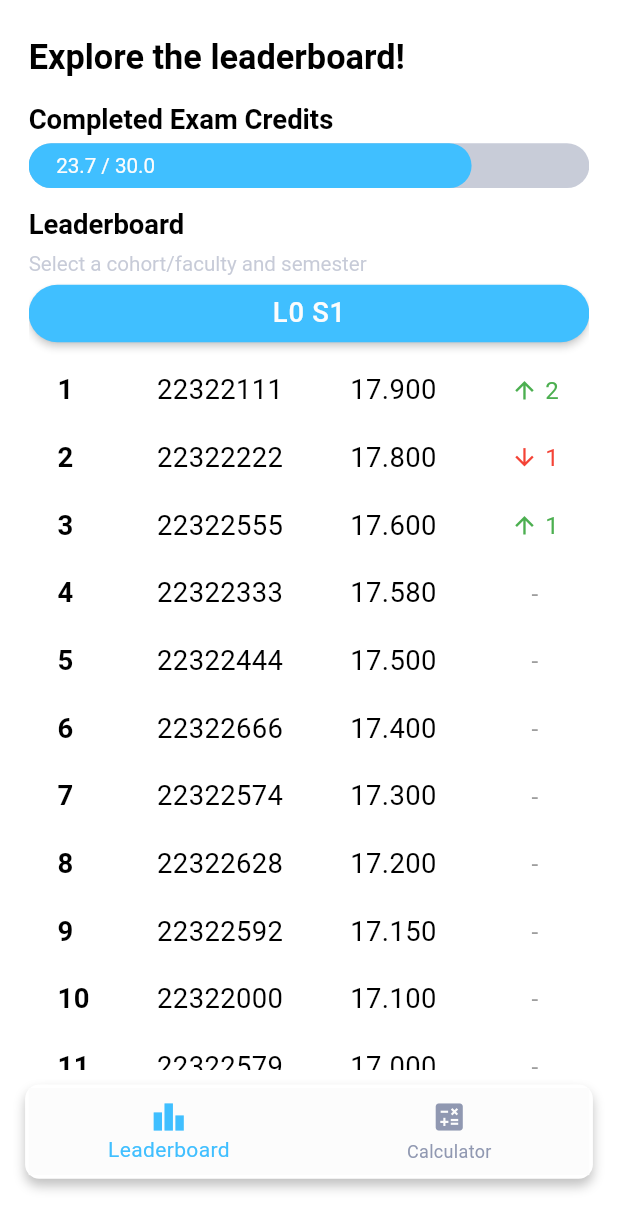
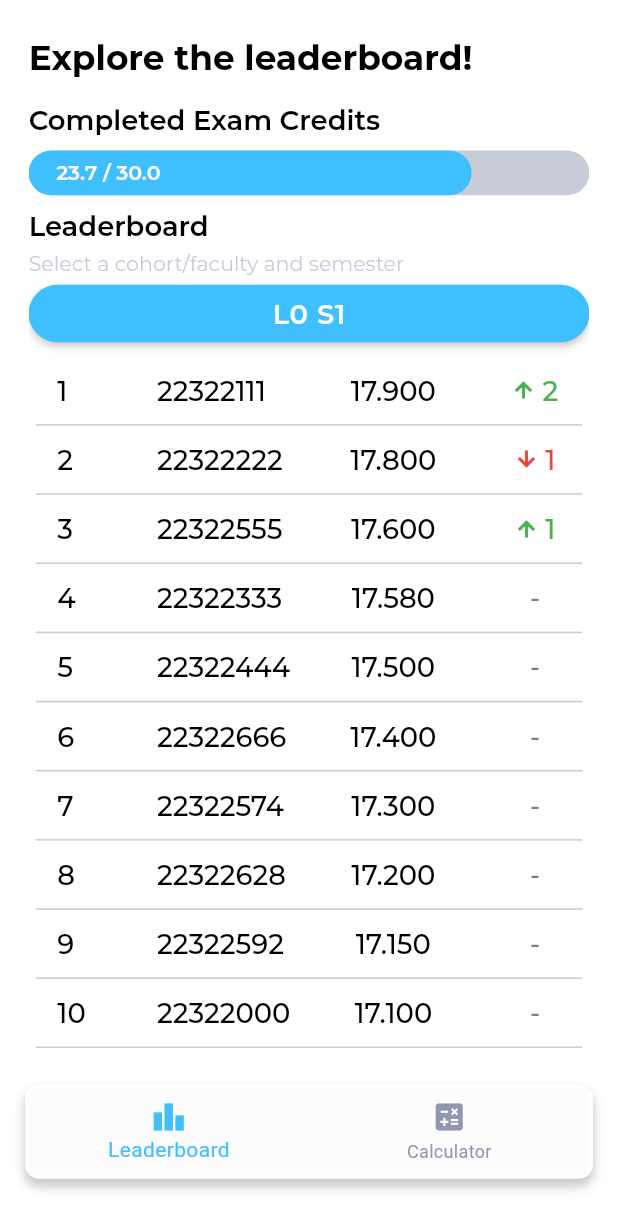
Before and after one commit to Krmsh1n5/u_standings, a Flutter app: the screen it shows after launch, on a phone screen of 412 x 824 dp. Shown: the top 1230 px of the screen. Run offline on Flutter 3.47's test engine with Material 3 defaults, Android fonts, the phone set to English and light mode, and no system bars; our stand-ins replace flutter_screenutil, get_it, google_fonts.

Commit message:
Completed UI Adjusted the font and font weights, checked the style for every text widget Added UI for standings table on the Standings Page

```diff
--- a/lib/core/utils/theme/app_theme.dart
+++ b/lib/core/utils/theme/app_theme.dart
@@ -94,9 +94,9 @@ class ColorSchemes {
     onSurface: Color.fromARGB(255, 0, 0, 0),
     onSurfaceVariant: Color(0XFF9098B1),
     onSecondary: Color(0X7F223263),
-    error: Color.fromARGB(255, 239, 68, 68),
+    error: Colors.red,
     onError: Color(0XFFFFC732),
-    tertiary: Color(0XFF48C78E),
+    tertiary: Colors.green,
   );
 
   static const darkCodeColorScheme = ColorScheme.dark(
--- a/lib/core/utils/theme/custom_text_styles.dart
+++ b/lib/core/utils/theme/custom_text_styles.dart
@@ -1,105 +1,93 @@
 import 'package:flutter/material.dart';
 import 'package:flutter_screenutil/flutter_screenutil.dart';
 import 'package:u_standings/core/utils/theme/app_theme.dart';
+import 'package:google_fonts/google_fonts.dart';
 
 class CustomTextStyles {
   // Body text styles
-  static TextStyle get bodySmall10 => TextStyle(
-        fontFamily: 'Montserrat',
+  static TextStyle get bodySmall10 => GoogleFonts.montserrat(
         fontSize: 10.sp,
         fontWeight: FontWeight.w400,
         letterSpacing: .0,
         wordSpacing: .0,
       );
-  static TextStyle get bodySmall12 => TextStyle(
-        fontFamily: 'Montserrat',
+  static TextStyle get bodySmall12 => GoogleFonts.montserrat(
         fontSize: 12.sp,
         fontWeight: FontWeight.w400,
         letterSpacing: .0,
         wordSpacing: .0,
       );
-  static TextStyle get bodySmallOnPrimary => TextStyle(
-        fontFamily: 'Montserrat',
+  static TextStyle get bodySmallOnPrimary => GoogleFonts.montserrat(
         fontSize: 12.sp,
         color: theme.colorScheme.onPrimary.withValues(alpha: 1),
         fontWeight: FontWeight.w400,
         letterSpacing: .0,
         wordSpacing: .0,
       );
-  static TextStyle get bodySmallOnPrimary10 => TextStyle(
-        fontFamily: 'Montserrat',
+  static TextStyle get bodySmallOnPrimary10 => GoogleFonts.montserrat(
         fontSize: 10.sp,
         color: theme.colorScheme.onPrimary.withValues(alpha: 1),
         fontWeight: FontWeight.w400,
         letterSpacing: .0,
         wordSpacing: .0,
       );
-  static TextStyle get bodySmallOnPrimaryContainer => TextStyle(
-        fontFamily: 'Montserrat',
+  static TextStyle get bodySmallOnPrimaryContainer => GoogleFonts.montserrat(
         fontSize: 12.sp,
         color: theme.colorScheme.onPrimaryContainer.withValues(alpha: 1),
         fontWeight: FontWeight.w400,
         letterSpacing: .0,
         wordSpacing: .0,
       );
-  static TextStyle get bodySmallOnPrimaryContainer10 => TextStyle(
-        fontFamily: 'Montserrat',
+  static TextStyle get bodySmallOnPrimaryContainer10 => GoogleFonts.montserrat(
         fontSize: 10.sp,
         color: theme.colorScheme.onPrimaryContainer.withValues(alpha: 1),
         fontWeight: FontWeight.w400,
         letterSpacing: .0,
         wordSpacing: .0,
       );
-  static TextStyle get bodySmallOnPrimary_1 => TextStyle(
-        fontFamily: 'Montserrat',
+  static TextStyle get bodySmallOnPrimary_1 => GoogleFonts.montserrat(
         fontSize: 12.sp,
         color: theme.colorScheme.onPrimary.withValues(alpha: 1),
         letterSpacing: .0,
         wordSpacing: .0,
       );
-  static TextStyle get bodySmallOnSecondaryContainer => TextStyle(
-        fontFamily: 'Montserrat',
+  static TextStyle get bodySmallOnSecondaryContainer => GoogleFonts.montserrat(
         fontSize: 12.sp,
         color: theme.colorScheme.onSecondaryContainer.withValues(alpha: 1),
         fontWeight: FontWeight.w400,
         letterSpacing: .0,
         wordSpacing: .0,
       );
-  static TextStyle get bodySmallOnSurface => TextStyle(
-        fontFamily: 'Montserrat',
+  static TextStyle get bodySmallOnSurface => GoogleFonts.montserrat(
         fontSize: 12.sp,
         color: theme.colorScheme.onSurface.withValues(alpha: 1),
         fontWeight: FontWeight.w400,
         letterSpacing: .0,
         wordSpacing: .0,
       );
-  static TextStyle get bodyMediumOnPrimary16 => TextStyle(
-        fontFamily: 'Montserrat',
+  static TextStyle get bodyMediumOnPrimary16 => GoogleFonts.montserrat(
         fontSize: 16.sp,
         color: theme.colorScheme.onPrimary.withValues(alpha: 1),
         fontWeight: FontWeight.w500,
         letterSpacing: .0,
         wordSpacing: .0,
       );
-  static TextStyle get bodyMediumOnPrimary16w400 => TextStyle(
-        fontFamily: 'Montserrat',
+  static TextStyle get bodyMediumOnPrimary16w400 => GoogleFonts.montserrat(
         fontSize: 16.sp,
         color: theme.colorScheme.onPrimary.withValues(alpha: 1),
         fontWeight: FontWeight.w400,
         letterSpacing: .0,
         wordSpacing: .0,
       );
-  static TextStyle get bodyMediumOnSurface16 => TextStyle(
-        fontFamily: 'Montserrat',
+  static TextStyle get bodyMediumOnSurface16 => GoogleFonts.montserrat(
         fontSize: 16.sp,
         color: theme.colorScheme.onSurface.withValues(alpha: 1),
-        fontWeight: FontWeight.w600,
+        fontWeight: FontWeight.w500,
         letterSpacing: .0,
         wordSpacing: .0,
       );
   // Headline text styles
-  static TextStyle get headlineSmallOnPrimary => TextStyle(
-        fontFamily: 'Montserrat',
+  static TextStyle get headlineSmallOnPrimary => GoogleFonts.montserrat(
         fontSize: 12.sp,
         fontWeight: FontWeight.w500,
         color: theme.colorScheme.onPrimary.withValues(alpha: 1),
@@ -107,88 +95,77 @@ class CustomTextStyles {
         wordSpacing: .0,
       );
   // Label text styles
-  static TextStyle get lableLargeBluegray300 => TextStyle(
-        fontFamily: 'Montserrat',
+  static TextStyle get lableLargeBluegray300 => GoogleFonts.montserrat(
         fontSize: 20.sp,
         color: appTheme.blueGray300,
         fontWeight: FontWeight.w600,
         letterSpacing: .0,
         wordSpacing: .0,
       );
-  static TextStyle get lableLargeBluegray300SemiBold => TextStyle(
-        fontFamily: 'Montserrat',
+  static TextStyle get lableLargeBluegray300SemiBold => GoogleFonts.montserrat(
         fontSize: 20.sp,
         color: appTheme.blueGray300,
         fontWeight: FontWeight.w600,
         letterSpacing: .0,
         wordSpacing: .0,
       );
-  static TextStyle get labelLargeIndigoA200 => TextStyle(
-        fontFamily: 'Montserrat',
+  static TextStyle get labelLargeIndigoA200 => GoogleFonts.montserrat(
         fontSize: 20.sp,
         color: appTheme.indigoA200,
         fontWeight: FontWeight.w600,
         letterSpacing: .0,
         wordSpacing: .0,
       );
-  static TextStyle get labelLargeOnPrimary => TextStyle(
-        fontFamily: 'Montserrat',
+  static TextStyle get labelLargeOnPrimary => GoogleFonts.montserrat(
         fontSize: 20.sp,
         color: theme.colorScheme.onPrimary.withValues(alpha: 1),
         fontWeight: FontWeight.w600,
         letterSpacing: .0,
         wordSpacing: .0,
       );
-  static TextStyle get labelLargeOnPrimaryContainer => TextStyle(
-        fontFamily: 'Montserrat',
+  static TextStyle get labelLargeOnPrimaryContainer => GoogleFonts.montserrat(
         fontSize: 20.sp,
         color: theme.colorScheme.onPrimaryContainer.withValues(alpha: 1),
         fontWeight: FontWeight.w600,
         letterSpacing: .0,
         wordSpacing: .0,
       );
-  static TextStyle get labelLargePrimary => TextStyle(
-        fontFamily: 'Montserrat',
+  static TextStyle get labelLargePrimary => GoogleFonts.montserrat(
         fontSize: 20.sp,
         color: theme.colorScheme.primary,
         fontWeight: FontWeight.w600,
         letterSpacing: .0,
         wordSpacing: .0,
       );
-  static TextStyle get labelMediumBluegray300 => TextStyle(
-        fontFamily: 'Montserrat',
+  static TextStyle get labelMediumBluegray300 => GoogleFonts.montserrat(
         fontSize: 16.sp,
         color: appTheme.blueGray300,
         fontWeight: FontWeight.w500,
         letterSpacing: .0,
         wordSpacing: .0,
       );
-  static TextStyle get labelMediumOnPrimaryContainer => TextStyle(
-        fontFamily: 'Montserrat',
+  static TextStyle get labelMediumOnPrimaryContainer => GoogleFonts.montserrat(
         fontSize: 16.sp,
         color: theme.colorScheme.onPrimaryContainer.withValues(alpha: 1),
         fontWeight: FontWeight.w500,
         letterSpacing: .0,
         wordSpacing: .0,
       );
-  static TextStyle get labelMediumPrimary => TextStyle(
-        fontFamily: 'Montserrat',
+  static TextStyle get labelMediumPrimary => GoogleFonts.montserrat(
         fontSize: 16.sp,
         color: theme.colorScheme.primary,
         fontWeight: FontWeight.w500,
         letterSpacing: .0,
         wordSpacing: .0,
       );
-  static TextStyle get labelMediumOnSurface => TextStyle(
-        fontFamily: 'Montserrat',
+  static TextStyle get labelMediumOnSurface => GoogleFonts.montserrat(
         fontSize: 16.sp,
         color: theme.colorScheme.onSurface,
         fontWeight: FontWeight.w500,
         letterSpacing: .0,
         wordSpacing: .0,
       );
-  static TextStyle get labelSmallPrimary => TextStyle(
-        fontFamily: 'Montserrat',
+  static TextStyle get labelSmallPrimary => GoogleFonts.montserrat(
         fontSize: 12.sp,
         color: theme.colorScheme.primary,
         fontWeight: FontWeight.w500,
@@ -196,145 +173,125 @@ class CustomTextStyles {
         wordSpacing: .0,
       );
   // Title text styles
-  static TextStyle get titleLargePrimary => TextStyle(
-        fontFamily: 'Montserrat',
+  static TextStyle get titleLargePrimary => GoogleFonts.montserrat(
         fontWeight: FontWeight.w700,
         fontSize: 20.sp,
         color: theme.colorScheme.primary,
         letterSpacing: .0,
         wordSpacing: .0,
       );
-  static TextStyle get titleLargeOnPrimary => TextStyle(
-        fontFamily: 'Montserrat',
+  static TextStyle get titleLargeOnPrimary => GoogleFonts.montserrat(
         fontWeight: FontWeight.w700,
         fontSize: 20.sp,
         color: theme.colorScheme.onPrimary.withValues(alpha: 1),
         letterSpacing: .0,
         wordSpacing: .0,
       );
-  static TextStyle get titleLargeOnSurface => TextStyle(
-        fontFamily: 'Montserrat',
+  static TextStyle get titleLargeOnSurface => GoogleFonts.montserrat(
         fontWeight: FontWeight.w700,
         fontSize: 20.sp,
         color: theme.colorScheme.onSurface.withValues(alpha: 1),
         letterSpacing: .0,
         wordSpacing: .0,
       );
-  static TextStyle get titleLargeOnSecondary {
-    return TextStyle(
-      fontFamily: 'Montserrat',
+  static TextStyle get titleLargeOnSecondary => GoogleFonts.montserrat(
         fontWeight: FontWeight.w700,
         fontSize: 20.sp,
         color: theme.colorScheme.onSecondary.withValues(alpha: 1),
         letterSpacing: .0,
         wordSpacing: .0,
       );
-  }
-
-  static TextStyle get titleMediumOnSurface => TextStyle(
-        fontFamily: 'Montserrat',
+  static TextStyle get titleMediumOnSurface => GoogleFonts.montserrat(
         fontWeight: FontWeight.w700,
         fontSize: 16.sp,
         color: theme.colorScheme.onSurface.withValues(alpha: 1),
         letterSpacing: .0,
         wordSpacing: .0,
       );
-  static TextStyle get titleMediumOnPrimaryContainer => TextStyle(
-        fontFamily: 'Montserrat',
+  static TextStyle get titleMediumOnPrimaryContainer => GoogleFonts.montserrat(
         fontWeight: FontWeight.w700,
         fontSize: 16.sp,
         color: theme.colorScheme.onPrimaryContainer.withValues(alpha: 1),
         letterSpacing: .0,
         wordSpacing: .0,
       );
-  static TextStyle get titleMediumOnSecondaryContainer => TextStyle(
-        fontFamily: 'Montserrat',
+  static TextStyle get titleMediumOnSecondaryContainer =>
+      GoogleFonts.montserrat(
         fontWeight: FontWeight.w700,
         fontSize: 16.sp,
         color: theme.colorScheme.onSecondaryContainer.withValues(alpha: 1),
         letterSpacing: .0,
         wordSpacing: .0,
       );
-  static TextStyle get titleMediumOnPrimary => TextStyle(
-        fontFamily: 'Montserrat',
+  static TextStyle get titleMediumOnPrimary => GoogleFonts.montserrat(
         fontWeight: FontWeight.w700,
         fontSize: 16.sp,
         color: theme.colorScheme.onPrimary.withValues(alpha: 1),
         letterSpacing: .0,
         wordSpacing: .0,
       );
-  static TextStyle get elevatedButtonOnPrimary => TextStyle(
-        fontFamily: 'Montserrat',
+  static TextStyle get elevatedButtonOnPrimary => GoogleFonts.montserrat(
         fontWeight: FontWeight.w600,
         fontSize: 16.sp,
         color: theme.colorScheme.onPrimary.withValues(alpha: 1),
         letterSpacing: .0,
         wordSpacing: .0,
       );
-  static get titleMedium => TextStyle(
-        fontFamily: 'Montserrat',
-        fontWeight: FontWeight.w700,
+  static get titleMedium => GoogleFonts.montserrat(
+        fontWeight: FontWeight.w500,
         fontSize: 16.sp,
         letterSpacing: .0,
         wordSpacing: .0,
       );
-  static TextStyle get titleSmallBluegray300 => TextStyle(
-        fontFamily: 'Montserrat',
+  static TextStyle get titleSmallBluegray300 => GoogleFonts.montserrat(
         fontSize: 12.sp,
         fontWeight: FontWeight.w400,
         color: appTheme.blueGray300,
         letterSpacing: .0,
         wordSpacing: .0,
       );
-  static TextStyle get titleSmallOnPrimaryContainer => TextStyle(
-        fontFamily: 'Montserrat',
+  static TextStyle get titleSmallOnPrimaryContainer => GoogleFonts.montserrat(
         fontSize: 12.sp,
         color: theme.colorScheme.onPrimaryContainer.withValues(alpha: 1),
         fontWeight: FontWeight.w400,
         letterSpacing: .0,
         wordSpacing: .0,
       );
-  static TextStyle get titleSmallOnSecondaryContainer => TextStyle(
-        fontFamily: 'Montserrat',
+  static TextStyle get titleSmallOnSecondaryContainer => GoogleFonts.montserrat(
         fontSize: 12.sp,
         color: theme.colorScheme.onSecondaryContainer.withValues(alpha: 1),
         fontWeight: FontWeight.w400,
         letterSpacing: .0,
         wordSpacing: .0,
       );
-  static TextStyle get titleSmallPink300 => TextStyle(
-        fontFamily: 'Montserrat',
+  static TextStyle get titleSmallPink300 => GoogleFonts.montserrat(
         fontSize: 12.sp,
         color: appTheme.pink300,
         fontWeight: FontWeight.w400,
         letterSpacing: .0,
         wordSpacing: .0,
       );
-  static TextStyle get titleSmallPrimary => TextStyle(
-        fontFamily: 'Montserrat',
+  static TextStyle get titleSmallPrimary => GoogleFonts.montserrat(
         fontSize: 12.sp,
         color: theme.colorScheme.primary,
         fontWeight: FontWeight.w400,
         letterSpacing: .0,
         wordSpacing: .0,
       );
-  static get titleSmall_1 => TextStyle(
-        fontFamily: 'Montserrat',
+  static get titleSmall_1 => GoogleFonts.montserrat(
         fontSize: 12.sp,
         letterSpacing: .0,
         wordSpacing: .0,
       );
   // Settings Item text styles
-  static TextStyle get settingsItemTitleStyle => TextStyle(
-        fontFamily: 'Montserrat',
+  static TextStyle get settingsItemTitleStyle => GoogleFonts.montserrat(
         fontSize: 12.sp,
         color: theme.colorScheme.onSurface.withValues(alpha: 1),
         fontWeight: FontWeight.w700,
         letterSpacing: .0,
         wordSpacing: .0,
       );
-  static TextStyle get settingsItemSubtitleStyle => TextStyle(
-        fontFamily: 'Montserrat',
+  static TextStyle get settingsItemSubtitleStyle => GoogleFonts.montserrat(
         fontSize: 10.sp,
         color: theme.colorScheme.onSecondaryContainer.withValues(alpha: 1),
         fontWeight: FontWeight.w500,
--- a/lib/features/standings/presentation/screens/calculator_page.dart
+++ b/lib/features/standings/presentation/screens/calculator_page.dart
@@ -383,7 +383,9 @@ class _CalculatorPageState extends State<CalculatorPage> {
         child: Center(
           child: Text("Calculate",
               style: CustomTextStyles.bodyMediumOnPrimary16
-                  .copyWith(letterSpacing: 0.5)),
+                  .copyWith(
+                    fontWeight: FontWeight.w600,
+                    letterSpacing: 0.5)),
         ),
       ),
     );
--- a/lib/features/standings/presentation/screens/standings_page.dart
+++ b/lib/features/standings/presentation/screens/standings_page.dart
@@ -86,8 +86,10 @@ class _StandingsPageState extends State<StandingsPage> {
       width: double.maxFinite,
       height: 48.h,
       alignment: Alignment.centerLeft,
-      child: Text("Explore the leaderboard!",
-          style: CustomTextStyles.titleLargeOnSurface),
+      child: Text(
+        "Explore the leaderboard!",
+        style: CustomTextStyles.titleLargeOnSurface,
+      ),
     );
   }
 
@@ -114,7 +116,7 @@ class _StandingsPageState extends State<StandingsPage> {
             ),
           ),
           SizedBox(
-            height: 4.h,
+            height: 8.h,
           ),
           Stack(
             children: [
@@ -142,7 +144,8 @@ class _StandingsPageState extends State<StandingsPage> {
                     alignment: Alignment.centerLeft,
                     child: Text(
                       "$completedCredits / $totalCredits",
-                      style: CustomTextStyles.bodySmallOnPrimary,
+                      style: CustomTextStyles.bodySmallOnPrimary
+                          .copyWith(fontWeight: FontWeight.w600),
                     ),
                   ),
                 ),
@@ -206,11 +209,17 @@ class _StandingsPageState extends State<StandingsPage> {
 
   Widget _buildStandingsTable(List<Standings> data) {
     return Padding(
-      padding: EdgeInsets.symmetric(horizontal: 16.h),
+      padding: EdgeInsets.symmetric(horizontal: 4.h),
       child: Column(
-        children: data.map((item) {
-          return Padding(
-            padding: EdgeInsets.symmetric(vertical: 8.h),
+        children: data.asMap().entries.map((entry) {
+          final int index = entry.key;
+          final Standings item = entry.value;
+          final bool isLastItem = index == data.length - 1;
+
+          return Column(
+            children: [
+              Padding(
+                padding: EdgeInsets.symmetric(vertical: 8.h, horizontal: 12.h),
                 child: Row(
                   mainAxisAlignment: MainAxisAlignment.spaceBetween,
                   children: [
@@ -221,10 +230,7 @@ class _StandingsPageState extends State<StandingsPage> {
                         alignment: Alignment.centerLeft,
                         child: Text(
                           item.rank.toString(),
-                      style: TextStyle(
-                        fontSize: 16.sp,
-                        fontWeight: FontWeight.w600,
-                      ),
+                          style: CustomTextStyles.bodyMediumOnSurface16,
                         ),
                       ),
                     ),
@@ -236,8 +242,8 @@ class _StandingsPageState extends State<StandingsPage> {
                           alignment: Alignment.centerLeft,
                           child: Text(
                             item.studentId,
-                        style: TextStyle(fontSize: 16.sp),
-                        overflow: TextOverflow.ellipsis,
+                            style: CustomTextStyles.bodyMediumOnSurface16,
+                            overflow: TextOverflow.visible,
                           ),
                         ),
                       ),
@@ -249,7 +255,7 @@ class _StandingsPageState extends State<StandingsPage> {
                         alignment: Alignment.center,
                         child: Text(
                           item.average.toStringAsFixed(3),
-                      style: TextStyle(fontSize: 16.sp),
+                          style: CustomTextStyles.bodyMediumOnSurface16,
                         ),
                       ),
                     ),
@@ -263,37 +269,69 @@ class _StandingsPageState extends State<StandingsPage> {
                             ? Row(
                                 mainAxisAlignment: MainAxisAlignment.center,
                                 children: [
-                              Icon(
                                   item.change > 0
-                                    ? Icons.arrow_upward
-                                    : Icons.arrow_downward,
-                                color:
-                                    item.change > 0 ? Colors.green : Colors.red,
-                                size: 16.sp,
+                                      ? Text(
+                                          String.fromCharCode(
+                                              Icons.arrow_upward.codePoint),
+                                          style: TextStyle(
+                                            inherit: false,
+                                            color: theme.colorScheme.tertiary,
+                                            fontSize: 16.0,
+                                            fontWeight: FontWeight.w700,
+                                            fontFamily:
+                                                Icons.arrow_upward.fontFamily,
+                                            package:
+                                                Icons.arrow_upward.fontPackage,
+                                          ),
+                                        )
+                                      : Text(
+                                          String.fromCharCode(
+                                              Icons.arrow_downward.codePoint),
+                                          style: TextStyle(
+                                            inherit: false,
+                                            color: theme.colorScheme.error,
+                                            fontSize: 16.0,
+                                            fontWeight: FontWeight.w700,
+                                            fontFamily:
+                                                Icons.arrow_downward.fontFamily,
+                                            package: Icons
+                                                .arrow_downward.fontPackage,
+                                          ),
                                         ),
                                   SizedBox(width: 4.w),
                                   Text(
                                     item.change.abs().toString(),
-                                style: TextStyle(
+                                    style: CustomTextStyles
+                                        .bodyMediumOnSurface16
+                                        .copyWith(
                                       color: item.change > 0
-                                      ? Colors.green
-                                      : Colors.red,
-                                  fontSize: 14.sp,
+                                          ? theme.colorScheme.tertiary
+                                          : theme.colorScheme.error,
                                     ),
                                   ),
                                 ],
                               )
                             : Text(
                                 '-',
-                            style: TextStyle(
-                              fontSize: 14.sp,
-                              color: Colors.grey,
+                                style: CustomTextStyles.bodyMediumOnSurface16
+                                    .copyWith(
+                                  color: theme.colorScheme.onSurface
+                                      .withValues(alpha: 0.5),
                                 ),
                               ),
                       ),
                     ),
                   ],
                 ),
+              ),
+              if (!isLastItem)
+                Divider(
+                  thickness: 1,
+                  color: theme.colorScheme.onSecondaryContainer.withValues(
+                    alpha: 0.5,
+                  ),
+                ),
+            ],
           );
         }).toList(),
       ),
--- a/lib/features/standings/presentation/widgets/select_button.dart
+++ b/lib/features/standings/presentation/widgets/select_button.dart
@@ -63,7 +63,8 @@ class CohortSemesterSelectorButton extends StatelessWidget {
                         contentPadding: EdgeInsets.zero,
                         title: Text(
                           options[index],
-                          style: CustomTextStyles.titleMediumOnSurface,
+                          style: CustomTextStyles.titleMediumOnSurface
+                              .copyWith(fontWeight: FontWeight.w600),
                         ),
                         onTap: () => Navigator.pop(context, options[index]),
                       );
@@ -87,9 +88,12 @@ class CohortSemesterSelectorButton extends StatelessWidget {
               ),
             ),
           ),
-      child: Text(title,
-          style: CustomTextStyles.bodyMediumOnPrimary16
-              .copyWith(letterSpacing: 0.5)),
+      child: Text(
+        title,
+        style: CustomTextStyles.bodyMediumOnPrimary16
+            .copyWith(fontWeight: FontWeight.w600,
+            letterSpacing: 0.5),
+      ),
     );
   }
 }
--- a/pubspec.yaml
+++ b/pubspec.yaml
@@ -34,6 +34,8 @@ dependencies:
   flutter_screenutil: ^5.9.3
   provider: ^6.1.2
   get_it: ^7.6.0
+  google_fonts: ^6.2.1
+  flutter_svg: ^2.0.4
 
 dev_dependencies:
   flutter_test:
@@ -51,7 +53,6 @@ dev_dependencies:
 
 # The following section is specific to Flutter packages.
 flutter:
-
   # The following line ensures that the Material Icons font is
   # included with your application, so that you can use the icons in
   # the material Icons class.
@@ -67,7 +68,6 @@ flutter:
 
   # For details regarding adding assets from package dependencies, see
   # https://flutter.dev/to/asset-from-package
-
   # To add custom fonts to your application, add a fonts section here,
   # in this "flutter" section. Each entry in this list should have a
   # "family" key with the font family name, and a "fonts" key with a
```
Also changed, not shown: pubspec.lock, 1 other file. Lines whose indentation alone changed are shown as unchanged.
